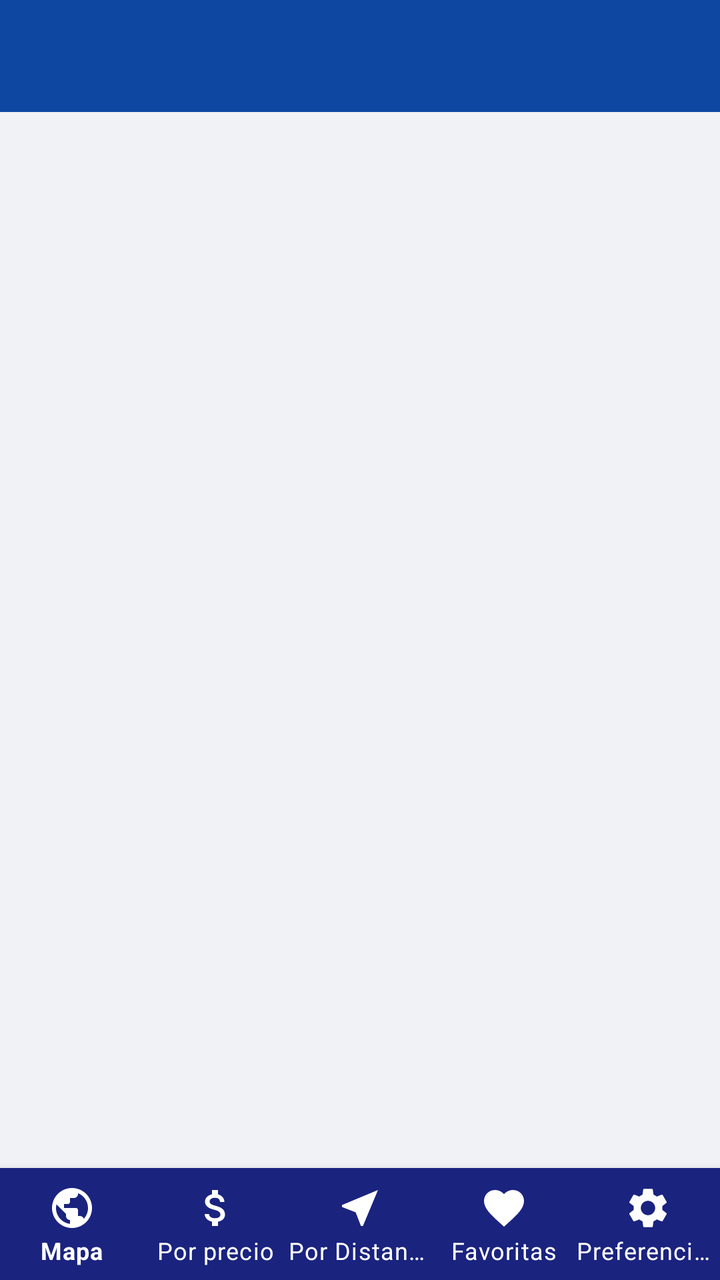
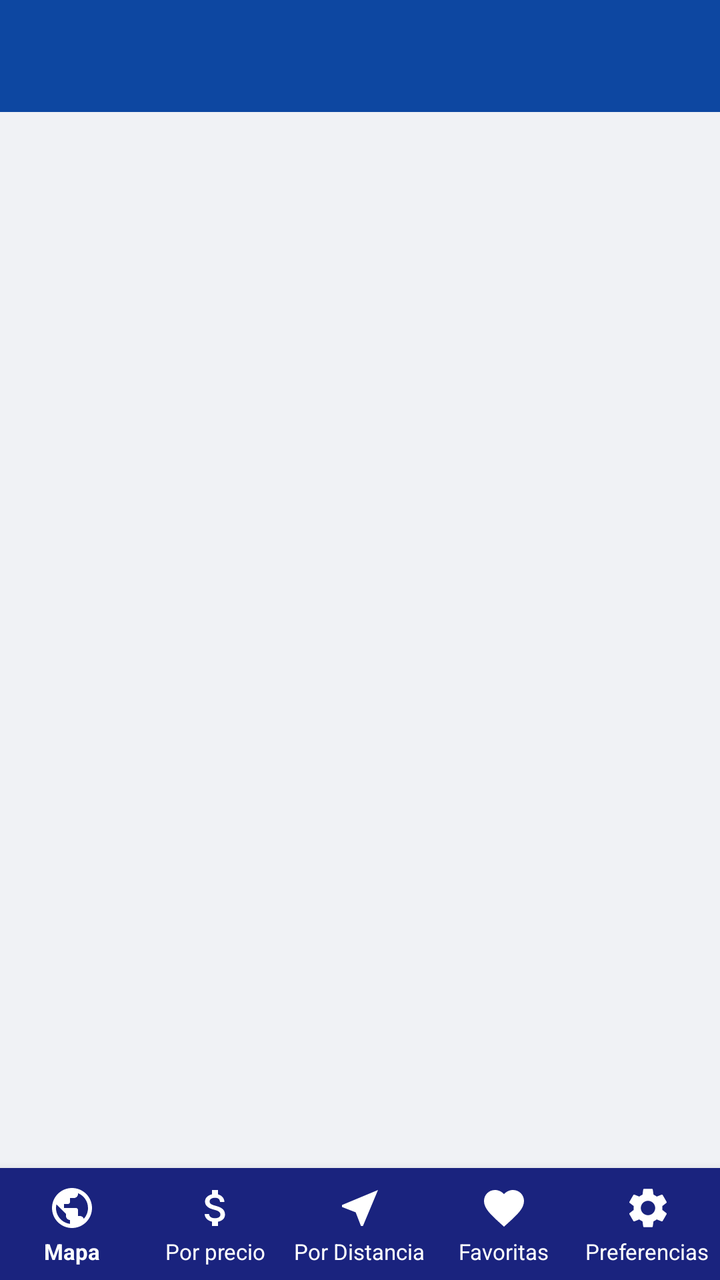

An Android layout rendered at two revisions. The XML below is the earlier revision; the diff shows what the commit changed to produce the second picture.
<!-- AndroidManifest.xml: application theme Theme.AhorraGas -->
<!-- res/layout/activity_price_list.xml -->
<?xml version="1.0" encoding="utf-8"?>
<LinearLayout xmlns:android="http://schemas.android.com/apk/res/android"
    xmlns:app="http://schemas.android.com/apk/res-auto"
    android:layout_width="match_parent"
    android:layout_height="match_parent"
    android:orientation="vertical"
    android:background="@color/background">

    <LinearLayout
        android:layout_width="match_parent"
        android:layout_height="56dp"
        android:background="@color/primary_dark"
        android:gravity="center_vertical"
        android:paddingHorizontal="16dp">

        <TextView
            android:id="@+id/tvPriceListTitle"
            android:layout_width="match_parent"
            android:layout_height="wrap_content"
            android:textColor="@color/white"
            android:textSize="20sp"
            android:textStyle="bold"
            android:gravity="center" />
    </LinearLayout>

    
    <FrameLayout
        android:layout_width="match_parent"
        android:layout_height="0dp"
        android:layout_weight="1">

        <ProgressBar
            android:id="@+id/progressBarPrice"
            android:layout_width="wrap_content"
            android:layout_height="wrap_content"
            android:layout_gravity="center"
            android:visibility="gone" />

        <LinearLayout
            android:id="@+id/layoutErrorPrice"
            android:layout_width="match_parent"
            android:layout_height="match_parent"
            android:orientation="vertical"
            android:gravity="center"
            android:padding="32dp"
            android:visibility="gone">

            <TextView
                android:id="@+id/tvErrorPrice"
                android:layout_width="wrap_content"
                android:layout_height="wrap_content"
                android:gravity="center"
                android:textSize="15sp"
                android:textColor="@color/text_secondary"
                android:layout_marginBottom="16dp"
                android:text="@string/error_red"/>

            <Button
                android:id="@+id/btnRetryPrice"
                android:layout_width="wrap_content"
                android:layout_height="wrap_content"
                android:text="@string/reintentar"
                android:backgroundTint="@color/primary_dark"/>
        </LinearLayout>

        <TextView
            android:id="@+id/tvEmptyPrice"
            android:layout_width="match_parent"
            android:layout_height="match_parent"
            android:gravity="center"
            android:padding="32dp"
            android:textSize="14sp"
            android:textColor="@color/text_secondary"
            android:text="@string/empty_price_list"
            android:visibility="gone"/>

        <androidx.recyclerview.widget.RecyclerView
            android:id="@+id/recyclerViewPrice"
            android:layout_width="match_parent"
            android:layout_height="match_parent"
            android:clipToPadding="false"
            android:paddingBottom="8dp"
            android:scrollbars="vertical"
            android:visibility="gone"/>

    </FrameLayout>

    <com.google.android.material.bottomnavigation.BottomNavigationView
        android:id="@+id/bottomNavPrice"
        android:layout_width="match_parent"
        android:layout_height="wrap_content"
        android:background="#1A237E"
        app:menu="@menu/bottom_nav_menu"
        app:itemIconTint="@color/white"
        app:itemTextColor="@color/white"
        app:labelVisibilityMode="labeled" />

</LinearLayout>
<!-- resources referenced by this layout -->
<resources>
  <color name="background">#F0F2F5</color>
  <color name="primary_dark">#0D47A1</color>
  <color name="text_secondary">#757575</color>
  <color name="white">#FFFFFF</color>
  <string name="empty_price_list">No hay estaciones con precio para el combustible seleccionado en tu radio.</string>
  <string name="error_red">Error de red. Comprueba tu conexión.</string>
  <string name="reintentar">Reintentar</string>
  <style name="Theme.AhorraGas" parent="Theme.MaterialComponents.DayNight.NoActionBar">
          <item name="colorPrimary">@color/primary</item>
          <item name="colorPrimaryVariant">@color/primary_dark</item>
          <item name="colorOnPrimary">@color/white</item>
          <item name="colorSecondary">@color/secondary</item>
          <item name="colorOnSecondary">@color/white</item>
          <item name="android:statusBarColor">@color/primary_dark</item>
      </style>
  <color name="primary">#1565C0</color>
  <color name="secondary">#FF9800</color>
</resources>

<!-- the commit's change to res/layout/activity_price_list.xml (unified diff, before → after) -->
@@ -93,6 +93,8 @@
         app:menu="@menu/bottom_nav_menu"
         app:itemIconTint="@color/white"
         app:itemTextColor="@color/white"
-        app:labelVisibilityMode="labeled" />
+        app:labelVisibilityMode="labeled"
+        app:itemTextAppearanceActive="@style/BottomNavTextStyle"
+        app:itemTextAppearanceInactive="@style/BottomNavTextStyle" />
 
 </LinearLayout>
<!-- resource entries referenced after the edit -->
@@ -7,6 +7,9 @@
   <string name="empty_price_list">No hay estaciones con precio para el combustible seleccionado en tu radio.</string>
   <string name="error_red">Error de red. Comprueba tu conexión.</string>
   <string name="reintentar">Reintentar</string>
+  <style name="BottomNavTextStyle">
+          <item name="android:textSize">11sp</item>
+      </style>
   <style name="Theme.AhorraGas" parent="Theme.MaterialComponents.DayNight.NoActionBar">
           <item name="colorPrimary">@color/primary</item>
           <item name="colorPrimaryVariant">@color/primary_dark</item>
